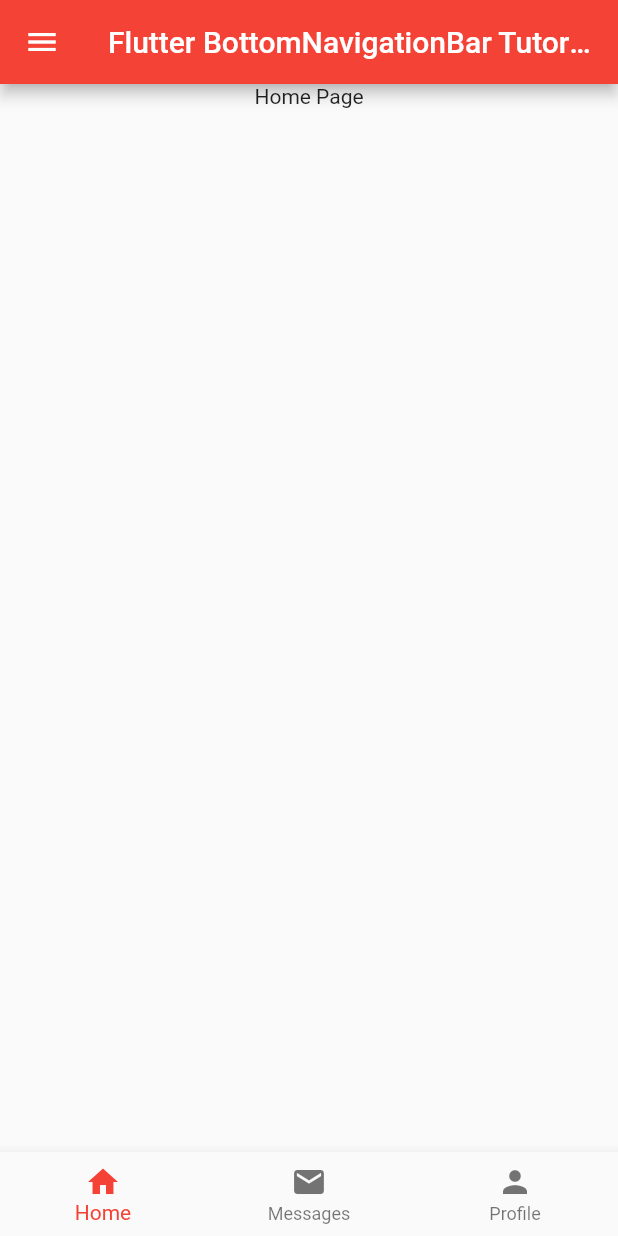
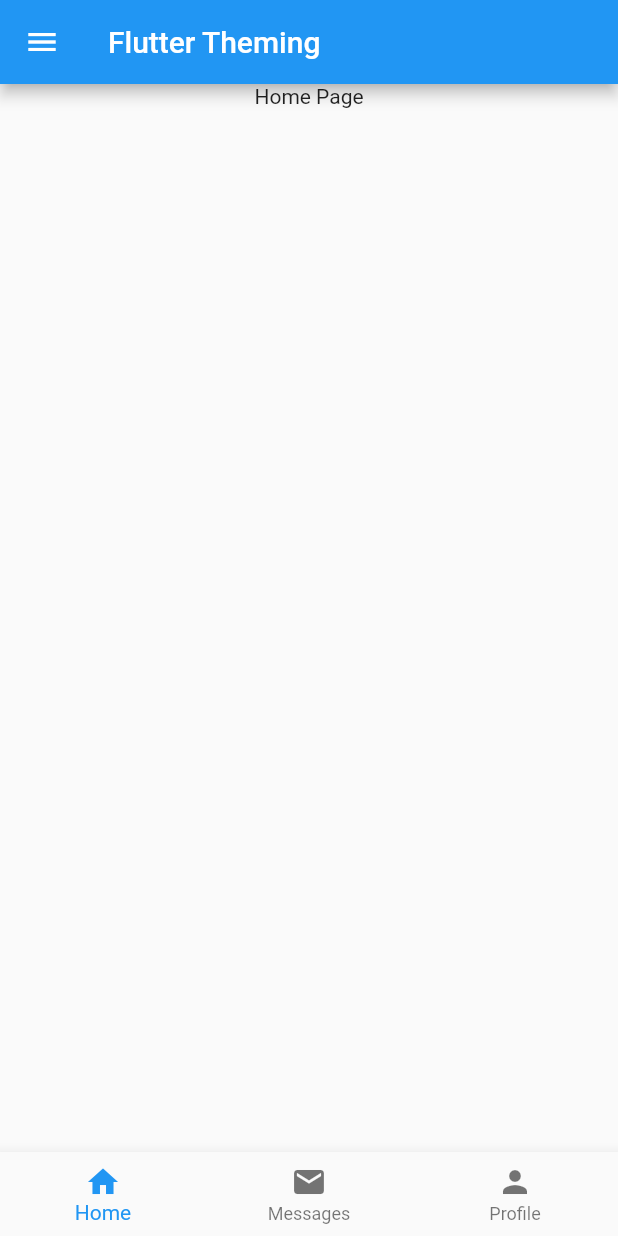
Before and after one commit to ymingt/theming, a Flutter app: the screen it shows after launch, on a phone screen of 412 x 824 dp. Run offline on Flutter 3.47's test engine with Material 2 defaults, Android fonts, the phone set to English and light mode, and no system bars.

Commit message:
added font family and theme

```diff
--- /dev/null
+++ b/lib/customTheme.dart
@@ -0,0 +1,70 @@
+import 'package:flutter/material.dart';
+import 'package:flutter/widgets.dart';
+import 'themes.dart';
+
+class _CustomTheme extends InheritedWidget {
+  final CustomThemeState data;
+
+  _CustomTheme({
+    this.data,
+    Key key,
+    @required Widget child,
+  }) : super(key: key, child: child);
+
+  @override
+  bool updateShouldNotify(_CustomTheme oldWidget) {
+    return true;
+  }
+}
+
+class CustomTheme extends StatefulWidget {
+  final Widget child;
+  final MyThemeKeys initialThemeKey;
+
+  const CustomTheme({
+    Key key,
+    this.initialThemeKey,
+    @required this.child,
+  }) : super(key: key);
+
+  @override
+  CustomThemeState createState() => new CustomThemeState();
+
+  static ThemeData of(BuildContext context) {
+    _CustomTheme inherited =
+        (context.inheritFromWidgetOfExactType(_CustomTheme) as _CustomTheme);
+    return inherited.data.theme;
+  }
+
+  static CustomThemeState instanceOf(BuildContext context) {
+    _CustomTheme inherited =
+        (context.inheritFromWidgetOfExactType(_CustomTheme) as _CustomTheme);
+    return inherited.data;
+  }
+}
+
+class CustomThemeState extends State<CustomTheme> {
+  ThemeData _theme;
+
+  ThemeData get theme => _theme;
+
+  @override
+  void initState() {
+    _theme = MyThemes.getThemeFromKey(widget.initialThemeKey);
+    super.initState();
+  }
+
+  void changeTheme(MyThemeKeys themeKey) {
+    setState(() {
+      _theme = MyThemes.getThemeFromKey(themeKey);
+    });
+  }
+
+  @override
+  Widget build(BuildContext context) {
+    return new _CustomTheme(
+      data: this,
+      child: widget.child,
+    );
+  }
+}
--- a/lib/main.dart
+++ b/lib/main.dart
@@ -2,17 +2,28 @@ import 'package:flutter/material.dart';
 import 'content.dart';
 import 'screen1.dart';
 import 'screen2.dart';
+import 'themes.dart';
+import 'customTheme.dart';
 
-void main() => runApp(Main());
+void main() {
+  runApp(
+    CustomTheme(
+      initialThemeKey: MyThemeKeys.LIGHT,
+      child: Main(),
+    ),
+  );
+}
+
+// void main() => runApp(Main());
 
 class Main extends StatelessWidget {
   @override
   Widget build(BuildContext context) {
     return MaterialApp(
-      title: 'Flutter BottomNavigationBar Tutorial',
-      theme: ThemeData(
+      theme: CustomTheme.of(context),
+      // theme: ThemeData(
       // appBarTheme: AppBarTheme(color: Colors.yellow),
-        primarySwatch: Colors.red,
+      // primarySwatch: Colors.red,
       // primaryColor: Color(0xFF003c7e),
       // accentColor: Color(0xFF4487c7),
       // brightness: Brightness.dark,
@@ -24,7 +35,7 @@ class Main extends StatelessWidget {
       //   bodyColor: Colors.orange,
       //   displayColor: Colors.blue,
       // ),
-      ),
+      // ),
       home: MainPage(),
       routes: <String, WidgetBuilder>{
         '/main': (BuildContext context) => new MainPage(),
@@ -58,7 +69,7 @@ class _MainPageState extends State<MainPage> {
   Widget build(BuildContext context) {
     return Scaffold(
       appBar: AppBar(
-        title: Text("Flutter BottomNavigationBar Tutorial"),
+        title: Text("Flutter Theming"),
       ),
       drawer: Drawer(
         child: ListView(
@@ -128,3 +139,28 @@ class _MainPageState extends State<MainPage> {
     );
   }
 }
+
+// import 'customTheme.dart';
+// import 'home.dart';
+// import 'package:flutter/material.dart';
+// import 'themes.dart';
+
+// void main() {
+//   runApp(
+//     CustomTheme(
+//       initialThemeKey: MyThemeKeys.LIGHT,
+//       child: MyApp(),
+//     ),
+//   );
+// }
+
+// class MyApp extends StatelessWidget {
+//   @override
+//   Widget build(BuildContext context) {
+//     return MaterialApp(
+//       title: 'Dynamic themes demo',
+//       theme: CustomTheme.of(context),
+//       home: HomeScreen(),
+//     );
+//   }
+// }
--- /dev/null
+++ b/lib/themes.dart
@@ -0,0 +1,33 @@
+import 'package:flutter/material.dart';
+
+enum MyThemeKeys { LIGHT, DARK, DARKER }
+
+class MyThemes {
+  static final ThemeData lightTheme = ThemeData(
+    primaryColor: Colors.blue,
+    brightness: Brightness.light,
+  );
+
+  static final ThemeData darkTheme = ThemeData(
+    primaryColor: Colors.grey,
+    brightness: Brightness.dark,
+  );
+
+  static final ThemeData darkerTheme = ThemeData(
+    primaryColor: Colors.black,
+    brightness: Brightness.dark,
+  );
+
+  static ThemeData getThemeFromKey(MyThemeKeys themeKey) {
+    switch (themeKey) {
+      case MyThemeKeys.LIGHT:
+        return lightTheme;
+      case MyThemeKeys.DARK:
+        return darkTheme;
+      case MyThemeKeys.DARKER:
+        return darkerTheme;
+      default:
+        return lightTheme;
+    }
+  }
+}
```
Also changed, not shown: lib/home.dart (added, +62 -0 lines), lib/screen1.dart (+11 -4 lines), pubspec.yaml (+12 -13 lines), fonts/Grenze-Regular.ttf (added), fonts/Righteous-Regular.ttf (added), fonts/TitilliumWeb-Regular.ttf (added). Lines whose indentation alone changed are shown as unchanged.
